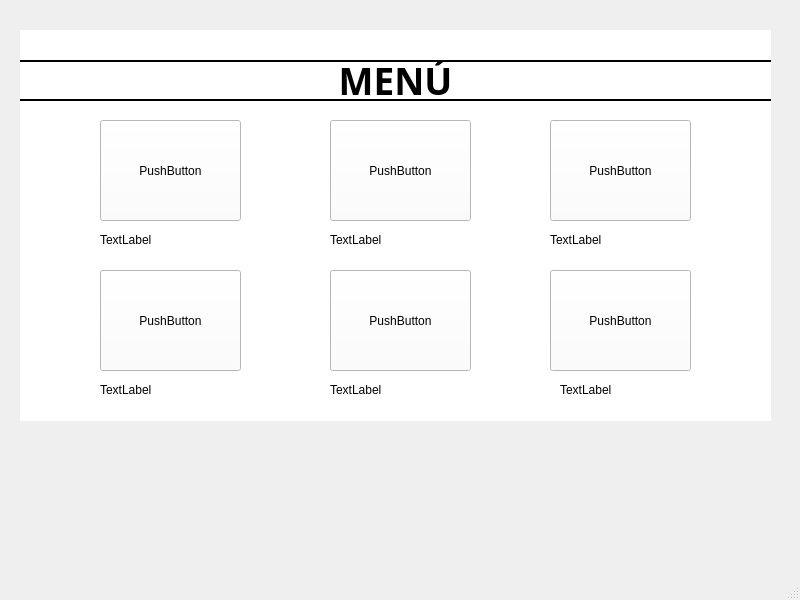
This is mainwindow.ui in selena221-tr/ProyectoProgra as Qt 5 draws it before an edit. The edited form follows.
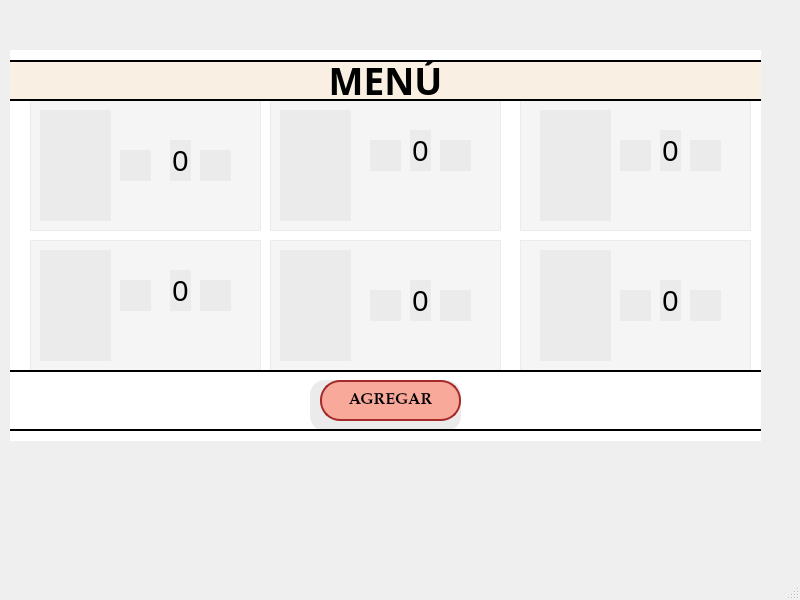
This is the edited form. Icons and pictures are not drawn.

```diff
--- a/mainwindow.ui
+++ b/mainwindow.ui
@@ -17,12 +17,17 @@
    <widget class="QStackedWidget" name="stackedWidget">
     <property name="geometry">
      <rect>
-      <x>20</x>
-      <y>30</y>
+      <x>10</x>
+      <y>50</y>
       <width>751</width>
       <height>391</height>
      </rect>
     </property>
+    <property name="font">
+     <font>
+      <bold>true</bold>
+     </font>
+    </property>
     <property name="styleSheet">
      <string notr="true"/>
     </property>
@@ -235,7 +240,7 @@
       <property name="geometry">
        <rect>
         <x>-10</x>
-        <y>30</y>
+        <y>10</y>
         <width>771</width>
         <height>41</height>
        </rect>
@@ -249,6 +254,7 @@
       </property>
       <property name="styleSheet">
        <string notr="true">border: 2px solid rgb(0, 0, 0); 
+background: rgba(222, 175, 110,50)
 </string>
       </property>
       <property name="text">
@@ -258,160 +264,714 @@
        <set>Qt::AlignmentFlag::AlignCenter</set>
       </property>
      </widget>
-     <widget class="QPushButton" name="pushButton_2">
+     <widget class="QFrame" name="frMocha">
       <property name="geometry">
        <rect>
-        <x>80</x>
-        <y>90</y>
-        <width>141</width>
-        <height>101</height>
+        <x>20</x>
+        <y>50</y>
+        <width>231</width>
+        <height>131</height>
        </rect>
       </property>
-      <property name="text">
-       <string>PushButton</string>
+      <property name="styleSheet">
+       <string notr="true">background:rgba(0, 0, 0, 10); 
+border-color:black; 
+</string>
       </property>
-     </widget>
-     <widget class="QPushButton" name="pushButton_3">
-      <property name="geometry">
-       <rect>
-        <x>310</x>
-        <y>90</y>
-        <width>141</width>
-        <height>101</height>
-       </rect>
+      <property name="frameShape">
+       <enum>QFrame::Shape::StyledPanel</enum>
       </property>
-      <property name="text">
-       <string>PushButton</string>
+      <property name="frameShadow">
+       <enum>QFrame::Shadow::Raised</enum>
       </property>
+      <widget class="QLabel" name="lbMocha">
+       <property name="geometry">
+        <rect>
+         <x>10</x>
+         <y>10</y>
+         <width>71</width>
+         <height>111</height>
+        </rect>
+       </property>
+       <property name="styleSheet">
+        <string notr="true">
+background-repeat: no-repeat;
+background-position: center;
+border-image: url(:/imagenes/mocha.png) 0 0 0 0 stretch stretch;</string>
+       </property>
+       <property name="text">
+        <string/>
+       </property>
+      </widget>
+      <widget class="QPushButton" name="btnMasMocha">
+       <property name="geometry">
+        <rect>
+         <x>90</x>
+         <y>50</y>
+         <width>31</width>
+         <height>31</height>
+        </rect>
+       </property>
+       <property name="styleSheet">
+        <string notr="true">border-radius: 20px; 
+    background-repeat: no-repeat;
+    background-position: center;
+border-image: url(:/imagenes/mas.png) 0 0 0 0 stretch stretch;
+
+</string>
+       </property>
+       <property name="text">
+        <string/>
+       </property>
+      </widget>
+      <widget class="QLabel" name="lbMochaCont">
+       <property name="geometry">
+        <rect>
+         <x>140</x>
+         <y>40</y>
+         <width>21</width>
+         <height>41</height>
+        </rect>
+       </property>
+       <property name="font">
+        <font>
+         <pointsize>22</pointsize>
+         <bold>false</bold>
+        </font>
+       </property>
+       <property name="text">
+        <string>0</string>
+       </property>
+       <property name="alignment">
+        <set>Qt::AlignmentFlag::AlignCenter</set>
+       </property>
+      </widget>
+      <widget class="QPushButton" name="btnMenosMocha">
+       <property name="geometry">
+        <rect>
+         <x>170</x>
+         <y>50</y>
+         <width>31</width>
+         <height>31</height>
+        </rect>
+       </property>
+       <property name="styleSheet">
+        <string notr="true">border-radius: 20px; 
+    background-repeat: no-repeat;
+    background-position: center;
+border-image: url(:/imagenes/menos.png) 0 0 0 0 stretch stretch;
+
+</string>
+       </property>
+       <property name="text">
+        <string/>
+       </property>
+      </widget>
      </widget>
-     <widget class="QPushButton" name="pushButton_4">
+     <widget class="QFrame" name="frLatte">
       <property name="geometry">
        <rect>
-        <x>530</x>
-        <y>90</y>
-        <width>141</width>
-        <height>101</height>
+        <x>510</x>
+        <y>50</y>
+        <width>231</width>
+        <height>131</height>
        </rect>
       </property>
-      <property name="text">
-       <string>PushButton</string>
+      <property name="styleSheet">
+       <string notr="true">background:rgba(0, 0, 0, 10); 
+border-color:black; 
+</string>
       </property>
-     </widget>
-     <widget class="QPushButton" name="pushButton_5">
-      <property name="geometry">
-       <rect>
-        <x>80</x>
-        <y>240</y>
-        <width>141</width>
-        <height>101</height>
-       </rect>
+      <property name="frameShape">
+       <enum>QFrame::Shape::StyledPanel</enum>
       </property>
-      <property name="text">
-       <string>PushButton</string>
+      <property name="frameShadow">
+       <enum>QFrame::Shadow::Raised</enum>
       </property>
+      <widget class="QLabel" name="lbLatte">
+       <property name="geometry">
+        <rect>
+         <x>20</x>
+         <y>10</y>
+         <width>71</width>
+         <height>111</height>
+        </rect>
+       </property>
+       <property name="styleSheet">
+        <string notr="true">border-image: url(:/imagenes/latte.png) 0 0 0 0 stretch stretch;
+background-repeat: no-repeat;
+background-position: center;</string>
+       </property>
+       <property name="text">
+        <string/>
+       </property>
+      </widget>
+      <widget class="QPushButton" name="btnMasLatte">
+       <property name="geometry">
+        <rect>
+         <x>100</x>
+         <y>40</y>
+         <width>31</width>
+         <height>31</height>
+        </rect>
+       </property>
+       <property name="styleSheet">
+        <string notr="true">border-radius: 20px; 
+    background-repeat: no-repeat;
+    background-position: center;
+border-image: url(:/imagenes/mas.png) 0 0 0 0 stretch stretch;
+
+</string>
+       </property>
+       <property name="text">
+        <string/>
+       </property>
+      </widget>
+      <widget class="QLabel" name="lbLatteCont">
+       <property name="geometry">
+        <rect>
+         <x>140</x>
+         <y>30</y>
+         <width>21</width>
+         <height>41</height>
+        </rect>
+       </property>
+       <property name="font">
+        <font>
+         <pointsize>22</pointsize>
+         <bold>false</bold>
+        </font>
+       </property>
+       <property name="text">
+        <string>0</string>
+       </property>
+       <property name="alignment">
+        <set>Qt::AlignmentFlag::AlignCenter</set>
+       </property>
+      </widget>
+      <widget class="QPushButton" name="btnMenosLatte">
+       <property name="geometry">
+        <rect>
+         <x>170</x>
+         <y>40</y>
+         <width>31</width>
+         <height>31</height>
+        </rect>
+       </property>
+       <property name="styleSheet">
+        <string notr="true">border-radius: 20px; 
+    background-repeat: no-repeat;
+    background-position: center;
+border-image: url(:/imagenes/menos.png) 0 0 0 0 stretch stretch;
+
+</string>
+       </property>
+       <property name="text">
+        <string/>
+       </property>
+      </widget>
      </widget>
-     <widget class="QPushButton" name="pushButton_6">
+     <widget class="QFrame" name="frCaramelo">
       <property name="geometry">
        <rect>
-        <x>310</x>
-        <y>240</y>
-        <width>141</width>
-        <height>101</height>
+        <x>260</x>
+        <y>50</y>
+        <width>231</width>
+        <height>131</height>
        </rect>
       </property>
-      <property name="text">
-       <string>PushButton</string>
+      <property name="styleSheet">
+       <string notr="true">background:rgba(0, 0, 0, 10); 
+border-color:black; 
+</string>
       </property>
-     </widget>
-     <widget class="QPushButton" name="pushButton_7">
-      <property name="geometry">
-       <rect>
-        <x>530</x>
-        <y>240</y>
-        <width>141</width>
-        <height>101</height>
-       </rect>
+      <property name="frameShape">
+       <enum>QFrame::Shape::StyledPanel</enum>
       </property>
-      <property name="text">
-       <string>PushButton</string>
+      <property name="frameShadow">
+       <enum>QFrame::Shadow::Raised</enum>
       </property>
+      <widget class="QLabel" name="lbCaramelo">
+       <property name="geometry">
+        <rect>
+         <x>10</x>
+         <y>10</y>
+         <width>71</width>
+         <height>111</height>
+        </rect>
+       </property>
+       <property name="styleSheet">
+        <string notr="true">
+background-repeat: no-repeat;
+background-position: center;
+border-image: url(:/imagenes/caramel.png) 0 0 0 0 stretch stretch;</string>
+       </property>
+       <property name="text">
+        <string/>
+       </property>
+      </widget>
+      <widget class="QPushButton" name="btnMasCaramelo">
+       <property name="geometry">
+        <rect>
+         <x>100</x>
+         <y>40</y>
+         <width>31</width>
+         <height>31</height>
+        </rect>
+       </property>
+       <property name="styleSheet">
+        <string notr="true">border-radius: 20px; 
+    background-repeat: no-repeat;
+    background-position: center;
+border-image: url(:/imagenes/mas.png) 0 0 0 0 stretch stretch;
+
+</string>
+       </property>
+       <property name="text">
+        <string/>
+       </property>
+      </widget>
+      <widget class="QLabel" name="lbCarameloCont">
+       <property name="geometry">
+        <rect>
+         <x>140</x>
+         <y>30</y>
+         <width>21</width>
+         <height>41</height>
+        </rect>
+       </property>
+       <property name="font">
+        <font>
+         <pointsize>22</pointsize>
+         <bold>false</bold>
+        </font>
+       </property>
+       <property name="text">
+        <string>0</string>
+       </property>
+       <property name="alignment">
+        <set>Qt::AlignmentFlag::AlignCenter</set>
+       </property>
+      </widget>
+      <widget class="QPushButton" name="btnMenosCaramelo">
+       <property name="geometry">
+        <rect>
+         <x>170</x>
+         <y>40</y>
+         <width>31</width>
+         <height>31</height>
+        </rect>
+       </property>
+       <property name="styleSheet">
+        <string notr="true">border-radius: 20px; 
+    background-repeat: no-repeat;
+    background-position: center;
+border-image: url(:/imagenes/menos.png) 0 0 0 0 stretch stretch;
+
+</string>
+       </property>
+       <property name="text">
+        <string/>
+       </property>
+      </widget>
      </widget>
-     <widget class="QLabel" name="label_4">
+     <widget class="QFrame" name="finPagMenu">
       <property name="geometry">
        <rect>
-        <x>80</x>
-        <y>200</y>
-        <width>141</width>
-        <height>20</height>
+        <x>-20</x>
+        <y>320</y>
+        <width>781</width>
+        <height>61</height>
        </rect>
       </property>
-      <property name="text">
-       <string>TextLabel</string>
+      <property name="styleSheet">
+       <string notr="true">border: 2px solid black;</string>
       </property>
-     </widget>
-     <widget class="QLabel" name="label_5">
-      <property name="geometry">
-       <rect>
-        <x>80</x>
-        <y>350</y>
-        <width>141</width>
-        <height>20</height>
-       </rect>
+      <property name="frameShape">
+       <enum>QFrame::Shape::StyledPanel</enum>
       </property>
-      <property name="text">
-       <string>TextLabel</string>
+      <property name="frameShadow">
+       <enum>QFrame::Shadow::Raised</enum>
       </property>
+      <widget class="QFrame" name="Sombra">
+       <property name="geometry">
+        <rect>
+         <x>320</x>
+         <y>10</y>
+         <width>151</width>
+         <height>51</height>
+        </rect>
+       </property>
+       <property name="styleSheet">
+        <string notr="true">background: rgba(0, 0, 0, 20);
+border-radius: 15px; 
+border:none; 
+</string>
+       </property>
+       <property name="frameShape">
+        <enum>QFrame::Shape::StyledPanel</enum>
+       </property>
+       <property name="frameShadow">
+        <enum>QFrame::Shadow::Raised</enum>
+       </property>
+       <widget class="QPushButton" name="btnAgregar">
+        <property name="geometry">
+         <rect>
+          <x>10</x>
+          <y>0</y>
+          <width>141</width>
+          <height>41</height>
+         </rect>
+        </property>
+        <property name="font">
+         <font>
+          <family>Palatino Linotype</family>
+          <pointsize>12</pointsize>
+          <bold>true</bold>
+         </font>
+        </property>
+        <property name="styleSheet">
+         <string notr="true">    border-radius: 20px;
+    border: 2px solid brown;
+    background-color: rgba(255, 141, 121,180);
+</string>
+        </property>
+        <property name="text">
+         <string>AGREGAR</string>
+        </property>
+       </widget>
+      </widget>
      </widget>
-     <widget class="QLabel" name="label_6">
+     <widget class="QFrame" name="frCapuccino">
       <property name="geometry">
        <rect>
-        <x>310</x>
-        <y>200</y>
-        <width>141</width>
-        <height>20</height>
+        <x>20</x>
+        <y>190</y>
+        <width>231</width>
+        <height>131</height>
        </rect>
       </property>
-      <property name="text">
-       <string>TextLabel</string>
+      <property name="styleSheet">
+       <string notr="true">background:rgba(0, 0, 0, 10); 
+border-color:black; 
+</string>
       </property>
+      <property name="frameShape">
+       <enum>QFrame::Shape::StyledPanel</enum>
+      </property>
+      <property name="frameShadow">
+       <enum>QFrame::Shadow::Raised</enum>
+      </property>
+      <widget class="QLabel" name="lbCapuccino">
+       <property name="geometry">
+        <rect>
+         <x>10</x>
+         <y>10</y>
+         <width>71</width>
+         <height>111</height>
+        </rect>
+       </property>
+       <property name="styleSheet">
+        <string notr="true">
+background-repeat: no-repeat;
+background-position: center;
+border-image: url(:/imagenes/capu.png) 0 0 0 0 stretch stretch;</string>
+       </property>
+       <property name="text">
+        <string/>
+       </property>
+      </widget>
+      <widget class="QPushButton" name="btnMasCapuccino">
+       <property name="geometry">
+        <rect>
+         <x>90</x>
+         <y>40</y>
+         <width>31</width>
+         <height>31</height>
+        </rect>
+       </property>
+       <property name="styleSheet">
+        <string notr="true">border-radius: 20px; 
+    background-repeat: no-repeat;
+    background-position: center;
+border-image: url(:/imagenes/mas.png) 0 0 0 0 stretch stretch;
+
+</string>
+       </property>
+       <property name="text">
+        <string/>
+       </property>
+      </widget>
+      <widget class="QLabel" name="lbCapuccinoCont">
+       <property name="geometry">
+        <rect>
+         <x>140</x>
+         <y>30</y>
+         <width>21</width>
+         <height>41</height>
+        </rect>
+       </property>
+       <property name="font">
+        <font>
+         <pointsize>22</pointsize>
+         <bold>false</bold>
+        </font>
+       </property>
+       <property name="text">
+        <string>0</string>
+       </property>
+       <property name="alignment">
+        <set>Qt::AlignmentFlag::AlignCenter</set>
+       </property>
+      </widget>
+      <widget class="QPushButton" name="btnMenosCapuccino">
+       <property name="geometry">
+        <rect>
+         <x>170</x>
+         <y>40</y>
+         <width>31</width>
+         <height>31</height>
+        </rect>
+       </property>
+       <property name="styleSheet">
+        <string notr="true">border-radius: 20px; 
+    background-repeat: no-repeat;
+    background-position: center;
+border-image: url(:/imagenes/menos.png) 0 0 0 0 stretch stretch;
+
+</string>
+       </property>
+       <property name="text">
+        <string/>
+       </property>
+      </widget>
      </widget>
-     <widget class="QLabel" name="label_7">
+     <widget class="QFrame" name="frFrappe">
       <property name="geometry">
        <rect>
-        <x>310</x>
-        <y>350</y>
-        <width>141</width>
-        <height>20</height>
+        <x>260</x>
+        <y>190</y>
+        <width>231</width>
+        <height>131</height>
        </rect>
       </property>
-      <property name="text">
-       <string>TextLabel</string>
+      <property name="styleSheet">
+       <string notr="true">background:rgba(0, 0, 0, 10); 
+border-color:black; 
+</string>
       </property>
+      <property name="frameShape">
+       <enum>QFrame::Shape::StyledPanel</enum>
+      </property>
+      <property name="frameShadow">
+       <enum>QFrame::Shadow::Raised</enum>
+      </property>
+      <widget class="QLabel" name="lbFrappe">
+       <property name="geometry">
+        <rect>
+         <x>10</x>
+         <y>10</y>
+         <width>71</width>
+         <height>111</height>
+        </rect>
+       </property>
+       <property name="styleSheet">
+        <string notr="true">
+background-repeat: no-repeat;
+background-position: center;
+border-image: url(:/imagenes/Frapp.png) 0 0 0 0 stretch stretch;</string>
+       </property>
+       <property name="text">
+        <string/>
+       </property>
+      </widget>
+      <widget class="QPushButton" name="btnMasFrappe">
+       <property name="geometry">
+        <rect>
+         <x>100</x>
+         <y>50</y>
+         <width>31</width>
+         <height>31</height>
+        </rect>
+       </property>
+       <property name="styleSheet">
+        <string notr="true">border-radius: 20px; 
+    background-repeat: no-repeat;
+    background-position: center;
+border-image: url(:/imagenes/mas.png) 0 0 0 0 stretch stretch;
+
+</string>
+       </property>
+       <property name="text">
+        <string/>
+       </property>
+      </widget>
+      <widget class="QLabel" name="lbFrappeCont">
+       <property name="geometry">
+        <rect>
+         <x>140</x>
+         <y>40</y>
+         <width>21</width>
+         <height>41</height>
+        </rect>
+       </property>
+       <property name="font">
+        <font>
+         <pointsize>22</pointsize>
+         <bold>false</bold>
+        </font>
+       </property>
+       <property name="text">
+        <string>0</string>
+       </property>
+       <property name="alignment">
+        <set>Qt::AlignmentFlag::AlignCenter</set>
+       </property>
+      </widget>
+      <widget class="QPushButton" name="btnMenosFrappe">
+       <property name="geometry">
+        <rect>
+         <x>170</x>
+         <y>50</y>
+         <width>31</width>
+         <height>31</height>
+        </rect>
+       </property>
+       <property name="styleSheet">
+        <string notr="true">border-radius: 20px; 
+    background-repeat: no-repeat;
+    background-position: center;
+border-image: url(:/imagenes/menos.png) 0 0 0 0 stretch stretch;
+
+</string>
+       </property>
+       <property name="text">
+        <string/>
+       </property>
+      </widget>
      </widget>
-     <widget class="QLabel" name="label_8">
+     <widget class="QFrame" name="frAmericano">
       <property name="geometry">
        <rect>
-        <x>540</x>
-        <y>350</y>
-        <width>141</width>
-        <height>20</height>
+        <x>510</x>
+        <y>190</y>
+        <width>231</width>
+        <height>131</height>
        </rect>
       </property>
-      <property name="text">
-       <string>TextLabel</string>
+      <property name="styleSheet">
+       <string notr="true">background:rgba(0, 0, 0, 10); 
+border-color:black; 
+</string>
       </property>
+      <property name="frameShape">
+       <enum>QFrame::Shape::StyledPanel</enum>
+      </property>
+      <property name="frameShadow">
+       <enum>QFrame::Shadow::Raised</enum>
+      </property>
+      <widget class="QLabel" name="lbAmericano">
+       <property name="geometry">
+        <rect>
+         <x>20</x>
+         <y>10</y>
+         <width>71</width>
+         <height>111</height>
+        </rect>
+       </property>
+       <property name="styleSheet">
+        <string notr="true">border-image: url(:/imagenes/americano.png) 0 0 0 0 stretch stretch;
+background-repeat: no-repeat;
+background-position: center;</string>
+       </property>
+       <property name="text">
+        <string/>
+       </property>
+      </widget>
+      <widget class="QPushButton" name="btnMasAmericano">
+       <property name="geometry">
+        <rect>
+         <x>100</x>
+         <y>50</y>
+         <width>31</width>
+         <height>31</height>
+        </rect>
+       </property>
+       <property name="styleSheet">
+        <string notr="true">border-radius: 20px; 
+    background-repeat: no-repeat;
+    background-position: center;
+border-image: url(:/imagenes/mas.png) 0 0 0 0 stretch stretch;
+
+</string>
+       </property>
+       <property name="text">
+        <string/>
+       </property>
+      </widget>
+      <widget class="QLabel" name="lbAmericanoCont">
+       <property name="geometry">
+        <rect>
+         <x>140</x>
+         <y>40</y>
+         <width>21</width>
+         <height>41</height>
+        </rect>
+       </property>
+       <property name="font">
+        <font>
+         <pointsize>22</pointsize>
+         <bold>false</bold>
+        </font>
+       </property>
+       <property name="text">
+        <string>0</string>
+       </property>
+       <property name="alignment">
+        <set>Qt::AlignmentFlag::AlignCenter</set>
+       </property>
+      </widget>
+      <widget class="QPushButton" name="btnMenosAmericano">
+       <property name="geometry">
+        <rect>
+         <x>170</x>
+         <y>50</y>
+         <width>31</width>
+         <height>31</height>
+        </rect>
+       </property>
+       <property name="styleSheet">
+        <string notr="true">border-radius: 20px; 
+    background-repeat: no-repeat;
+    background-position: center;
+border-image: url(:/imagenes/menos.png) 0 0 0 0 stretch stretch;
+
+</string>
+       </property>
+       <property name="text">
+        <string/>
+       </property>
+      </widget>
      </widget>
-     <widget class="QLabel" name="label_9">
+    </widget>
+    <widget class="QWidget" name="page_Pedido">
+     <property name="styleSheet">
+      <string notr="true">
+border-image: url(:/imagenes/imagenpedido.png) 0 0 0 0 stretch stretch;</string>
+     </property>
+     <widget class="QFrame" name="frame_5">
       <property name="geometry">
        <rect>
-        <x>530</x>
-        <y>200</y>
-        <width>141</width>
-        <height>20</height>
+        <x>0</x>
+        <y>0</y>
+        <width>751</width>
+        <height>391</height>
        </rect>
       </property>
-      <property name="text">
-       <string>TextLabel</string>
+      <property name="styleSheet">
+       <string notr="true">border-image: url(:/imagenes/fondo.png) 0 0 0 0 stretch stretch;
+background: rgba(0,0,0,80);
+</string>
       </property>
      </widget>
     </widget>
```
Left out of the diff: 120 changed lines with no effect on the pictures.
